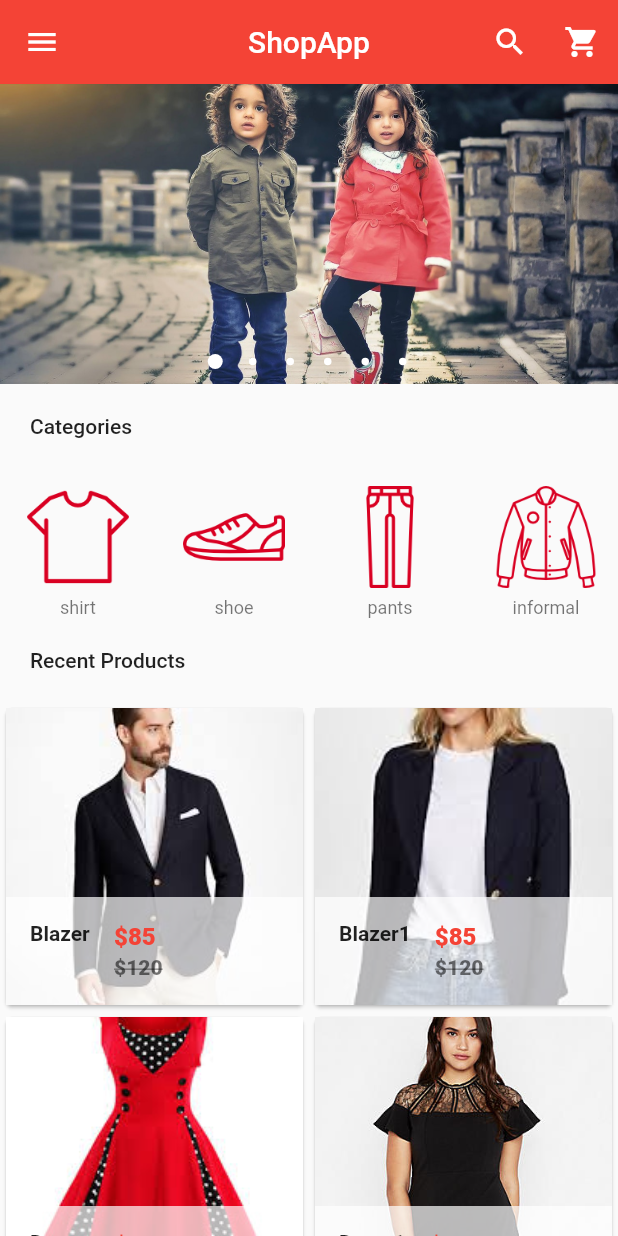
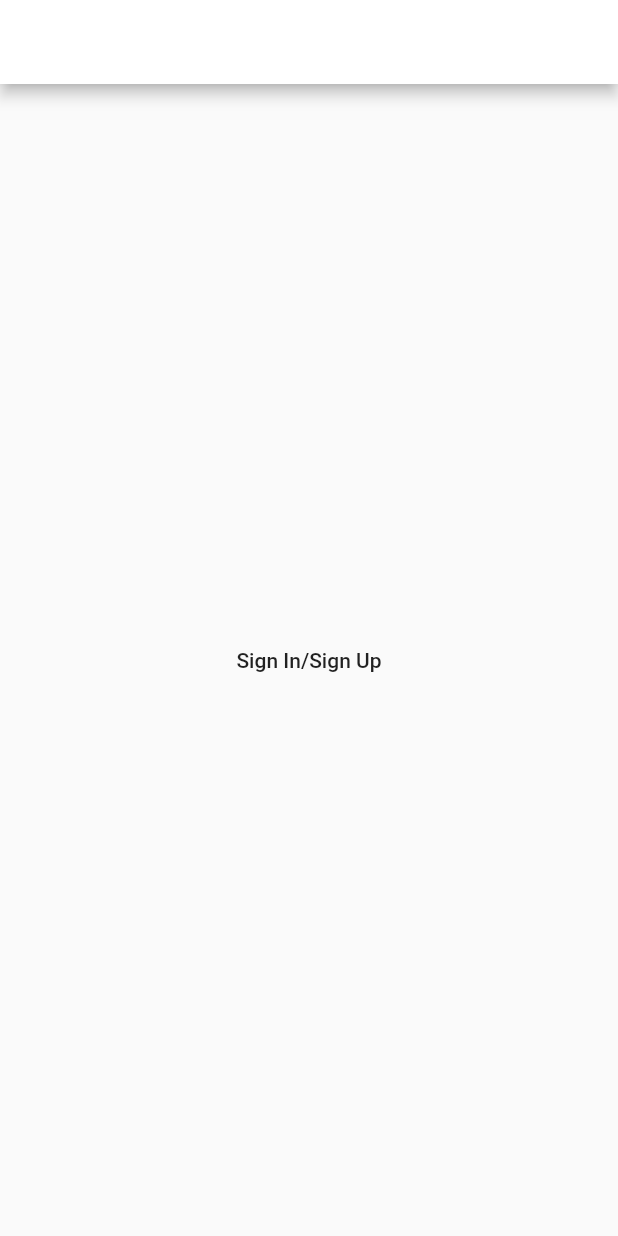
Before and after one commit to bhimrazy/ecommerce, a Flutter app: the screen it shows after launch, on a phone screen of 412 x 824 dp. Run offline on Flutter 3.47's test engine with Material 2 defaults, Android fonts, the phone set to English and light mode, and no system bars; drawn by our look-alikes of carousel_pro; our stand-ins replace cloud_firestore, firebase_auth, firebase_core, fluttertoast, google_sign_in, shared_preferences; accounts and stored records are empty.

```diff
--- a/lib/main.dart
+++ b/lib/main.dart
@@ -1,199 +1,8 @@
+import 'package:ecommerce/pages/login.dart';
 import 'package:flutter/material.dart';
-import 'package:carousel_pro/carousel_pro.dart';
-
-//myOwn imports
-import 'package:ecommerce/components/horizontal_listview.dart';
-import 'package:ecommerce/components/products.dart';
-import 'package:ecommerce/pages/cart.dart';
 
 void main() => runApp(MaterialApp(
       title: "Ecommerce",
       debugShowCheckedModeBanner: false,
-      home: HomePage(),
+      home: Login(),
     ));
-
-class HomePage extends StatefulWidget {
-  @override
-  _HomePageState createState() => _HomePageState();
-}
-
-class _HomePageState extends State<HomePage> {
-  @override
-  Widget build(BuildContext context) {
-    Widget imageCarousel = Container(
-      height: 200.0,
-      child: Carousel(
-        boxFit: BoxFit.cover,
-        images: [
-          AssetImage('assets/images/carousel/c1.jpg'),
-          AssetImage('assets/images/carousel/m1.jpg'),
-          AssetImage('assets/images/carousel/m2.jpg'),
-          AssetImage('assets/images/carousel/w1.jpg'),
-          AssetImage('assets/images/carousel/w3.jpg'),
-          AssetImage('assets/images/carousel/w4.jpg'),
-        ],
-        autoplay: false,
-        dotSize: 5.0,
-        indicatorBgPadding: 10.0,
-        dotBgColor: Colors.transparent,
-        animationCurve: Curves.fastOutSlowIn,
-        animationDuration: Duration(milliseconds: 1000),
-      ),
-    );
-    return Scaffold(
-      appBar: AppBar(
-        elevation: 0.1,
-        centerTitle: true,
-        backgroundColor: Colors.red,
-        title: Text('ShopApp'),
-        actions: <Widget>[
-          IconButton(
-              icon: Icon(
-                Icons.search,
-                color: Colors.white,
-              ),
-              onPressed: () {}),
-          IconButton(
-              icon: Icon(
-                Icons.shopping_cart,
-                color: Colors.white,
-              ),
-              onPressed: () {
-                Navigator.push(
-                    context, MaterialPageRoute(builder: (context) => Cart()));
-              })
-        ],
-      ),
-      drawer: Drawer(
-        // Add a ListView to the drawer. This ensures the user can scroll
-        // through the options in the drawer if there isn't enough vertical
-        // space to fit everything.
-        child: ListView(
-          // Important: Remove any padding from the ListView.
-          padding: EdgeInsets.zero,
-          children: <Widget>[
-            //header
-            UserAccountsDrawerHeader(
-              accountName: Text('John Doe'),
-              accountEmail: Text('doejohn@gmail.com'),
-              currentAccountPicture: GestureDetector(
-                  child: CircleAvatar(
-                backgroundColor: Colors.white,
-                child: Icon(
-                  Icons.person,
-                  color: Colors.red,
-                ),
-              )),
-              decoration: BoxDecoration(color: Colors.red),
-            ),
-            //body
-            InkWell(
-              onTap: () {},
-              child: ListTile(
-                title: Text('Home Page'),
-                leading: Icon(
-                  Icons.home,
-                  color: Colors.red,
-                ),
-              ),
-            ),
-            InkWell(
-              onTap: () {},
-              child: ListTile(
-                title: Text('My Account'),
-                leading: Icon(
-                  Icons.person,
-                  color: Colors.red,
-                ),
-              ),
-            ),
-            InkWell(
-              onTap: () {},
-              child: ListTile(
-                title: Text('My Orders'),
-                leading: Icon(
-                  Icons.shopping_basket,
-                  color: Colors.red,
-                ),
-              ),
-            ),
-            InkWell(
-              onTap: () {
-                Navigator.push(
-                    context, MaterialPageRoute(builder: (context) => Cart()));
-              },
-              child: ListTile(
-                title: Text('Shopping Cart'),
-                leading: Icon(
-                  Icons.shopping_cart,
-                  color: Colors.red,
-                ),
-              ),
-            ),
-            InkWell(
-              onTap: () {},
-              child: ListTile(
-                title: Text('Favourites'),
-                leading: Icon(
-                  Icons.favorite,
-                  color: Colors.red,
-                ),
-              ),
-            ),
-            Divider(),
-            InkWell(
-              onTap: () {},
-              child: ListTile(
-                title: Text('Settings'),
-                leading: Icon(
-                  Icons.settings,
-                ),
-              ),
-            ),
-            InkWell(
-              onTap: () {},
-              child: ListTile(
-                title: Text('About'),
-                leading: Icon(
-                  Icons.help,
-                ),
-              ),
-            ),
-          ],
-        ),
-      ),
-      //mainBody
-      body: ListView(
-        children: <Widget>[
-          //imagecarousel
-          imageCarousel,
-          //paddingWidget
-          Padding(
-            padding: const EdgeInsets.all(20.0),
-            child: Text(
-              'Categories',
-              style: TextStyle(fontWeight: FontWeight.w500),
-            ),
-          ),
-          //Horizontal List View begins Here
-          HorizontalList(),
-
-          //paddingWidget
-          Padding(
-            padding: const EdgeInsets.all(20.0),
-            child: Text(
-              'Recent Products',
-              style: TextStyle(fontWeight: FontWeight.w500),
-            ),
-          ),
-
-          //grid view
-          Container(
-            height: 400,
-            child: Products(),
-          ),
-        ],
-      ),
-    );
-  }
-}
--- /dev/null
+++ b/lib/pages/login.dart
@@ -0,0 +1,115 @@
+import 'package:ecommerce/pages/home.dart';
+import 'package:flutter/material.dart';
+import 'package:shared_preferences/shared_preferences.dart';
+import 'package:fluttertoast/fluttertoast.dart';
+import 'package:firebase_auth/firebase_auth.dart';
+import 'package:google_sign_in/google_sign_in.dart';
+import 'package:cloud_firestore/cloud_firestore.dart';
+import 'package:firebase_core/firebase_core.dart';
+
+class Login extends StatefulWidget {
+  @override
+  _LoginState createState() => _LoginState();
+}
+
+class _LoginState extends State<Login> {
+  final GoogleSignIn googleSignIn = GoogleSignIn();
+  final FirebaseAuth firebaseAuth = FirebaseAuth.instance;
+  SharedPreferences preferences;
+  bool loading = false;
+  bool isLoggedIn = false;
+  @override
+  void initState() {
+    super.initState();
+    isSignedIn();
+  }
+
+  void isSignedIn() async {
+    setState(() {
+      loading = true;
+    });
+    preferences = await SharedPreferences.getInstance();
+    isLoggedIn = await googleSignIn.isSignedIn();
+    if (isLoggedIn) {
+      Navigator.pushReplacement(
+          context, MaterialPageRoute(builder: (context) => HomePage()));
+    }
+    setState(() {
+      loading = false;
+    });
+  }
+
+  Future handleSignIn() async {
+    preferences = await SharedPreferences.getInstance();
+    setState(() {
+      loading = true;
+    });
+    GoogleSignInAccount googleUser = await googleSignIn.signIn();
+    GoogleSignInAuthentication googleSignInAuthentication =
+        await googleUser.authentication;
+    final AuthCredential credential = GoogleAuthProvider.credential(
+      accessToken: googleSignInAuthentication.accessToken,
+      idToken: googleSignInAuthentication.idToken,
+    );
+    final UserCredential authResult =
+        await firebaseAuth.signInWithCredential(credential);
+    final User user = authResult.user;
+    if (user != null) {
+      await Firebase.initializeApp();
+      final QuerySnapshot result = await FirebaseFirestore.instance
+          .collection("users")
+          .where("id", isEqualTo: user.uid)
+          .get();
+      final List<DocumentSnapshot> docs = result.docs;
+      if (docs.length == 0) {
+        //insert to the user to our collection
+        FirebaseFirestore.instance.collection("users").doc(user.uid).set({
+          "id": user.uid,
+          "username": user.displayName,
+          "profilePicture": user.photoURL,
+        });
+        await preferences.setString("id", user.uid);
+        await preferences.setString("username", user.displayName);
+        await preferences.setString("photoUrl", user.photoURL);
+      } else {
+        await preferences.setString("id", docs[0].data()['id']);
+        await preferences.setString("username", docs[0].data()['username']);
+        await preferences.setString("photoUrl", docs[0].data()['photoUrl']);
+      }
+      Fluttertoast.showToast(msg: "Login was successfull");
+      setState(() {
+        loading = false;
+      });
+    } else {
+      Fluttertoast.showToast(msg: "Login failed");
+    }
+  }
+
+  Widget build(BuildContext context) {
+    return Scaffold(
+      appBar: AppBar(
+        backgroundColor: Colors.white,
+        centerTitle: true,
+        title: Text('Login In'),
+      ),
+      body: Stack(
+        children: <Widget>[
+          Center(
+            child: FlatButton(
+                onPressed: () {
+                  handleSignIn();
+                },
+                child: Text('Sign In/Sign Up')),
+          ),
+          Visibility(
+              visible: loading ?? true,
+              child: Container(
+                  color: Colors.white.withOpacity(0.7),
+                  child: CircularProgressIndicator(
+                    valueColor: AlwaysStoppedAnimation<Color>(Colors.red),
+                  )))
+        ],
+      ),
+    );
+  }
+}
--- a/lib/pages/product_deatils.dart
+++ b/lib/pages/product_deatils.dart
@@ -1,4 +1,4 @@
-import 'package:ecommerce/main.dart';
+import 'package:ecommerce/pages/home.dart';
 import 'package:flutter/material.dart';
 
 class ProductDetails extends StatefulWidget {
```
Also changed, not shown: lib/pages/home.dart (added, +193 -0 lines), pubspec.yaml (+6 -1 lines), pubspec.lock, 3 other files.
